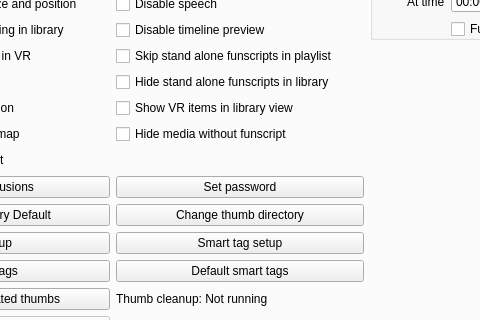
Before: the Qt Designer form src/settings.ui in jcfain/XTPlayer, drawn with Qt 5; both pictures show x 160 to 640 and y 108 to 428 of the 1304 by 685 pixel window.
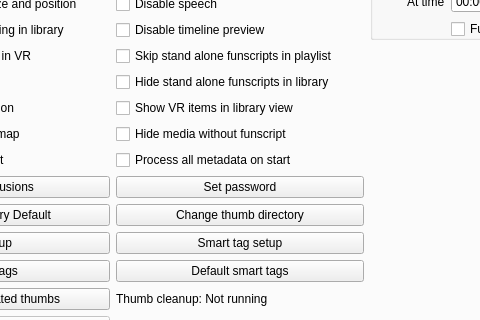
After: the same form once the commit is applied. The open tabs and pages were chosen to show the change. Icons and pictures are not drawn.

Commit message: Adding process metadata on start option

What changed in the file:
```diff
--- a/src/settings.ui
+++ b/src/settings.ui
@@ -1645,6 +1645,13 @@
          </widget>
         </widget>
        </item>
+       <item row="9" column="1">
+        <widget class="QCheckBox" name="processMetadataOnStartChk">
+         <property name="text">
+          <string>Process all metadata on start</string>
+         </property>
+        </widget>
+       </item>
       </layout>
      </widget>
      <widget class="QWidget" name="helpTab">
```
The commit also changes 2 other files.
